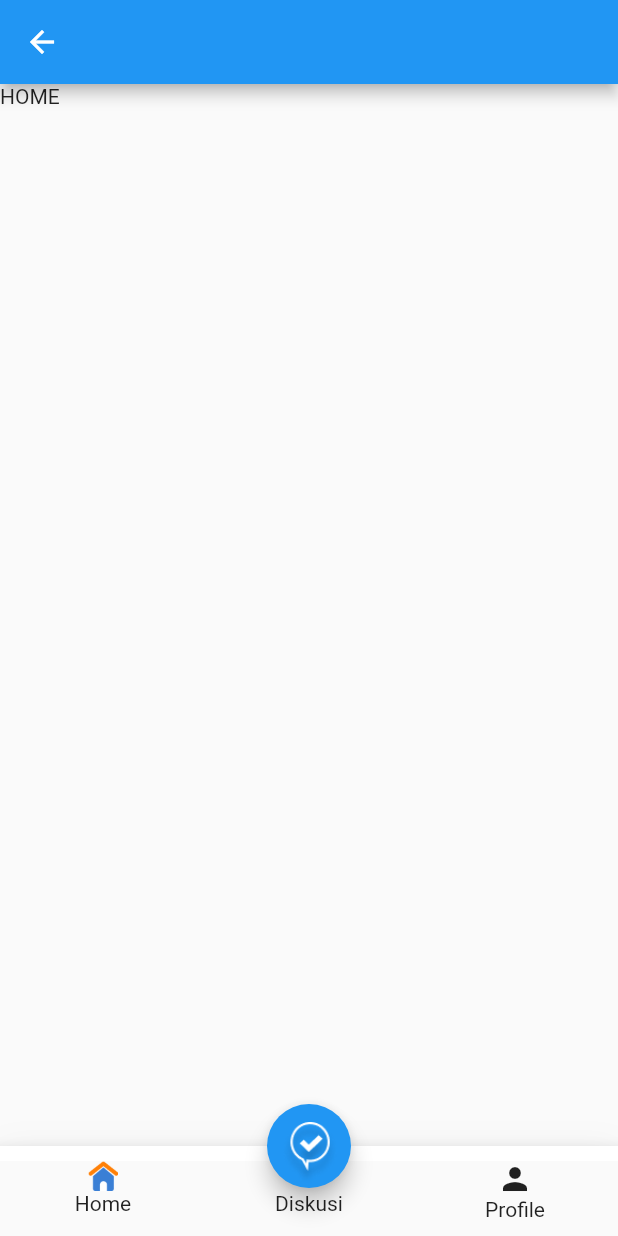
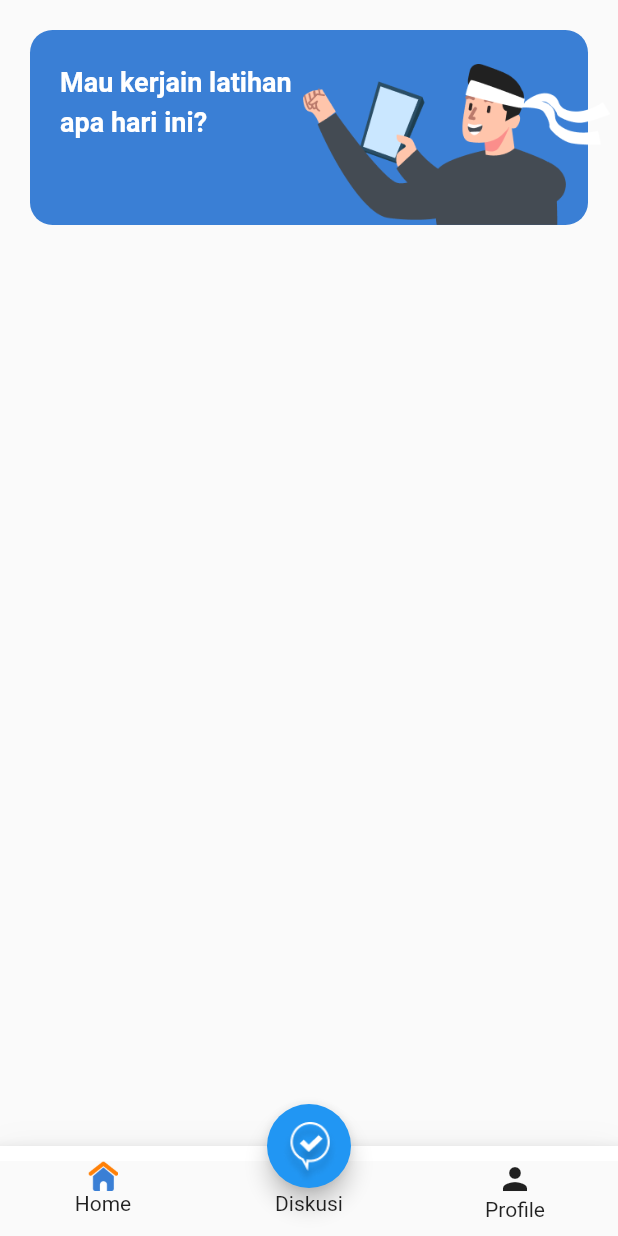
Before and after one commit to kimebmen/latihansoal, a Flutter app: the MainPage screen opened by its route, after a tap on "Home", on a phone screen of 412 x 824 dp. Run offline on Flutter 3.47's test engine with Material 2 defaults, Android fonts, the phone set to English and light mode, and no system bars; our stand-ins replace google_sign_in.

Commit message:
addHomePage

```diff
--- a/lib/constant/r/assets.dart
+++ b/lib/constant/r/assets.dart
@@ -5,5 +5,6 @@ class Assets {
   String icApple = "assets/auth/ic_apple.png";
   String icHome = "assets/ic_home.png";
   String icDiscuss = "assets/ic_discuss.png";
+  String imgUser = "assets/ic_avatar.png";
   // String img = "assets/img_home.png";
 }
--- a/lib/main.dart
+++ b/lib/main.dart
@@ -1,8 +1,9 @@
 import 'package:flutter/material.dart';
-import 'package:test1/view/login_page.dart';
-import 'package:test1/view/main_page.dart';
-import 'package:test1/view/register_page.dart';
-import 'package:test1/view/splash_screen.dart';
+import 'package:test1/view/auth/login_page.dart';
+import 'package:test1/view/main/home_page.dart';
+import 'package:test1/view/main/main_page.dart';
+import 'package:test1/view/auth/register_page.dart';
+import 'package:test1/view/auth/splash_screen.dart';
 
 void main() {
   runApp(const MyApp());
@@ -37,6 +38,7 @@
         LoginPage.route: (context) => const LoginPage(),
         RegisterPage.route: (context) => const RegisterPage(),
         MainPage.route: (context) => const MainPage(),
+        HomePage.route: (context) => const HomePage(),
         // "main_page": (context) => const MainPage(),
 
         // RegisterPage.route:(context) => const RegisterPage(),
--- a/lib/view/login_page.dart
+++ b/lib/view/auth/login_page.dart
@@ -1,7 +1,8 @@
 import 'package:flutter/material.dart';
 import 'package:test1/constant/r.dart';
 // import 'package:test1/view/main_page.dart';
-import 'package:test1/view/register_page.dart';
+import 'package:test1/view/auth/register_page.dart';
+import 'package:google_sign_in/google_sign_in.dart';
 
 class LoginPage extends StatefulWidget {
   const LoginPage({Key? key}) : super(key: key);
@@ -12,6 +13,26 @@ class LoginPage extends StatefulWidget {
 }
 
 class _LoginPageState extends State<LoginPage> {
+  // loginGoogle() {
+  //   Future<UserCredential> signInWithGoogle() async {
+  //     // Trigger the authentication flow
+  //     final GoogleSignInAccount? googleUser = await GoogleSignIn().signIn();
+
+  //     // Obtain the auth details from the request
+  //     final GoogleSignInAuthentication? googleAuth =
+  //         await googleUser?.authentication;
+
+  //     // Create a new credential
+  //     final credential = GoogleAuthProvider.credential(
+  //       accessToken: googleAuth?.accessToken,
+  //       idToken: googleAuth?.idToken,
+  //     );
+
+  //     // Once signed in, return the UserCredential
+  //     return await FirebaseAuth.instance.signInWithCredential(credential);
+  //   }
+  // }
+
   @override
   Widget build(BuildContext context) {
     return Scaffold(
@@ -67,8 +88,8 @@ class _LoginPageState extends State<LoginPage> {
                     ),
                   ),
                   onPressed: () {
-                    Navigator.of(context).push(MaterialPageRoute(
-                        builder: (context) => const RegisterPage()));
+                    // Navigator.of(context).push(MaterialPageRoute(
+                    //     builder: (context) => const RegisterPage()));
                   },
                   child: Row(
                     mainAxisAlignment: MainAxisAlignment.center,
--- a/lib/view/register_page.dart
+++ b/lib/view/auth/register_page.dart
@@ -1,7 +1,7 @@
 import 'package:flutter/material.dart';
 import 'package:test1/constant/r.dart';
-import 'package:test1/view/login_page.dart';
-import 'package:test1/view/main_page.dart';
+import 'package:test1/view/auth/login_page.dart';
+import 'package:test1/view/main/main_page.dart';
 
 class RegisterPage extends StatefulWidget {
   const RegisterPage({Key? key}) : super(key: key);
--- a/lib/view/splash_screen.dart
+++ b/lib/view/auth/splash_screen.dart
@@ -1,7 +1,7 @@
 import 'dart:async';
 import 'package:flutter/material.dart';
 import 'package:test1/constant/r.dart';
-import 'package:test1/view/login_page.dart';
+import 'package:test1/view/auth/login_page.dart';
 
 
 class SplashScreen extends StatelessWidget {
--- /dev/null
+++ b/lib/view/main/home_page.dart
@@ -0,0 +1,63 @@
+import 'package:flutter/material.dart';
+import 'package:test1/constant/r.dart';
+
+class HomePage extends StatefulWidget {
+  const HomePage({Key? key}) : super(key: key);
+  static String route = "home_page";
+
+  @override
+  State<HomePage> createState() => _HomePageState();
+}
+
+class _HomePageState extends State<HomePage> {
+  @override
+  Widget build(BuildContext context) {
+    return Scaffold(
+      // appBar: AppBar(),
+      body: SafeArea(
+        child: Padding(
+          padding: const EdgeInsets.all(20.0),
+          child: Column(
+            children: [
+              Container(
+                width: double.infinity,
+                decoration: BoxDecoration(
+                  borderRadius: BorderRadius.circular(15),
+                  color: R.colors.primary,
+                ),
+                height: 130,
+                child: Stack(
+                  children: [
+                    Container(
+                      width: MediaQuery.of(context).size.width * 0.5,
+                      padding: const EdgeInsets.all(20.0),
+                      child: Text(
+                        "Mau kerjain latihan apa hari ini?",
+                        style: TextStyle(
+                          color: Colors.white,
+                          fontSize: 18,
+                          height: 1.5,
+                          fontWeight: FontWeight.w700,
+                        ),
+                      ),
+                    ),
+                    FractionalTranslation(
+                      translation: Offset(0.04, 0),
+                      child: Align(
+                        alignment: Alignment.bottomRight,
+                        child: Image.asset(
+                          "assets/img_home.png",
+                          width: MediaQuery.of(context).size.width * 0.5,
+                        ),
+                      ),
+                    ),
+                  ],
+                ),
+              )
+            ],
+          ),
+        ),
+      ),
+    );
+  }
+}
--- a/lib/view/main/latihan_soal/home_page.dart
+++ /dev/null
@@ -1,20 +0,0 @@
-import 'package:flutter/material.dart';
-
-class HomePage extends StatefulWidget {
-  const HomePage({ Key? key }) : super(key: key);
-
-  @override
-  State<HomePage> createState() => _HomePageState();
-}
-
-class _HomePageState extends State<HomePage> {
-  @override
-  Widget build(BuildContext context) {
-    return Scaffold(
-      appBar: AppBar(),
-      body: Column(
-        children: [Text("HOME")],
-      ),
-    );
-  }
-}
--- a/lib/view/main_page.dart
+++ b/lib/view/main/main_page.dart
@@ -1,7 +1,7 @@
 import 'package:flutter/material.dart';
 import 'package:test1/constant/r.dart';
 import 'package:test1/view/main/discussion/chat_page.dart';
-import 'package:test1/view/main/latihan_soal/home_page.dart';
+import 'package:test1/view/main/home_page.dart';
 import 'package:test1/view/main/profile/profile_page.dart';
 
 class MainPage extends StatefulWidget {
@@ -19,6 +19,7 @@ class _MainPageState extends State<MainPage> {
   @override
   Widget build(BuildContext context) {
     return Scaffold(
+      floatingActionButtonLocation: FloatingActionButtonLocation.centerDocked,
       floatingActionButton: FloatingActionButton(
         child: Padding(
           padding: const EdgeInsets.only(top: 12.0),
@@ -35,7 +36,6 @@ class _MainPageState extends State<MainPage> {
           );
         },
       ),
-      floatingActionButtonLocation: FloatingActionButtonLocation.centerDocked,
       bottomNavigationBar: _buildBottomNavigation(),
       body: PageView(
         controller: _pc,
@@ -70,7 +70,7 @@ class _MainPageState extends State<MainPage> {
                         onTap: () {
                           index = 0;
                           _pc.animateToPage(index,
-                              duration: Duration(milliseconds: 200),
+                              duration: Duration(milliseconds: 1),
                               curve: Curves.bounceInOut);
                         },
                         child: Column(
--- a/lib/view/main/profile/profile_page.dart
+++ b/lib/view/main/profile/profile_page.dart
@@ -1,20 +1,21 @@
 import 'package:flutter/material.dart';
 
 class ProfilePage extends StatefulWidget {
-  const ProfilePage({ Key? key }) : super(key: key);
+  const ProfilePage({Key? key}) : super(key: key);
 
   @override
   State<ProfilePage> createState() => _ProfilePageState();
 }
 
 class _ProfilePageState extends State<ProfilePage> {
-  @override
+
+    @override
   Widget build(BuildContext context) {
     return Scaffold(
-      appBar: AppBar(),
-      body: Column(
-        children: [Text("PROFILE")],
+      body: SafeArea(
+        child: Text("Profile"),
       ),
     );
+
   }
 }
```
Also changed, not shown: pubspec.yaml (+10 -19 lines), pubspec.lock, 3 other files.
